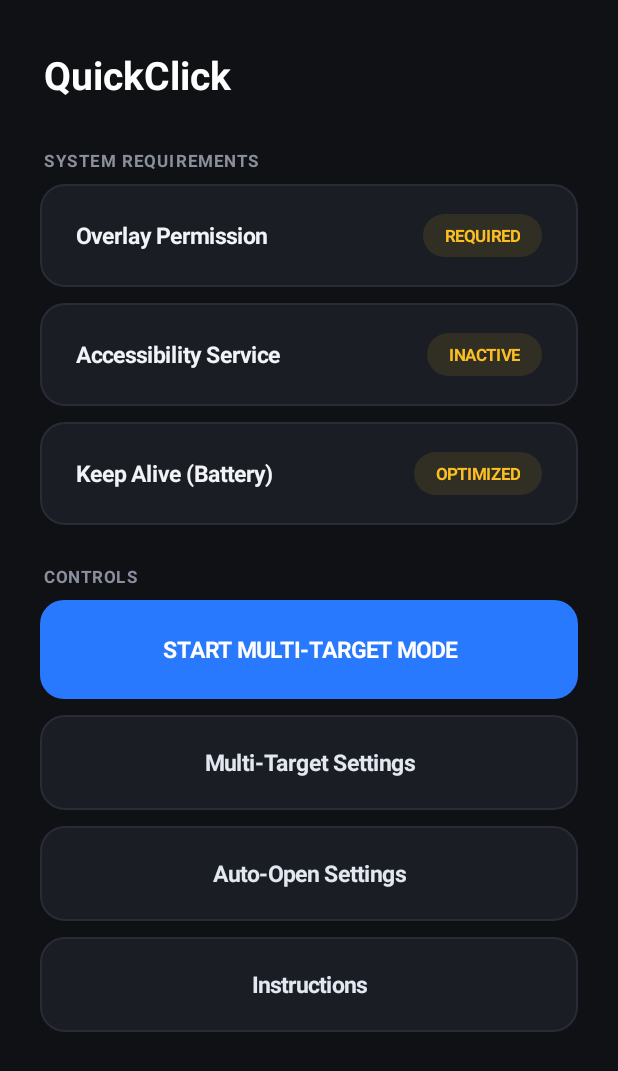
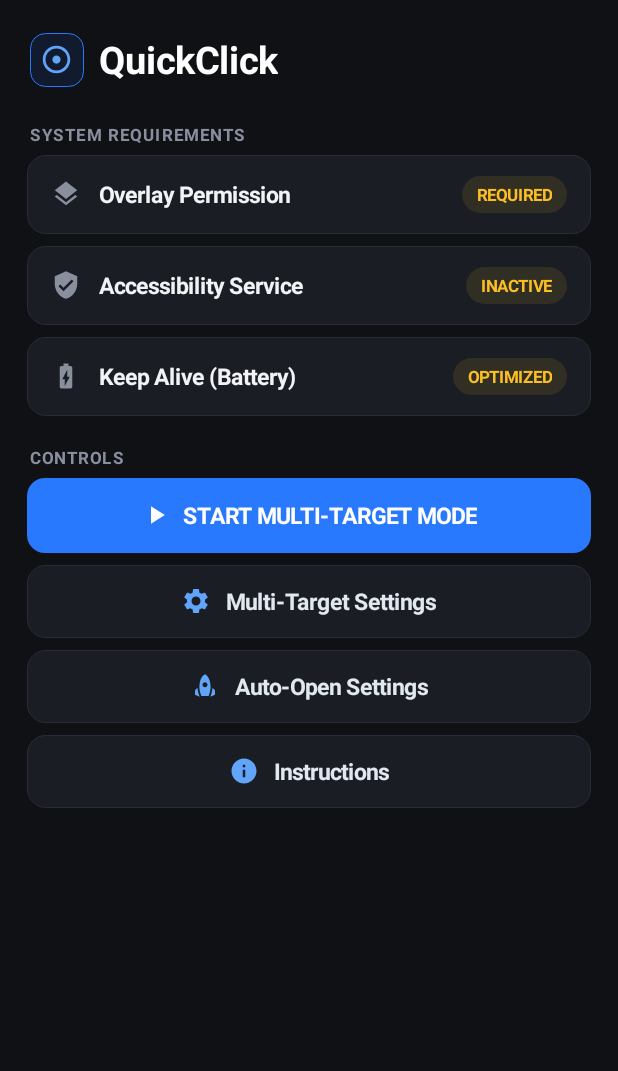
Before and after one commit to gwentale/QuickClick, an Android app: the screen it shows after launch (MainActivity), on a phone screen of 412 x 824 dp. Shown: the top 1071 px of the screen. Run offline under Robolectric (Android 15) with nearby library versions, the phone set to English and light mode, and no system bars.

Commit message:
Update MainActivity.kt

```diff
--- a/app/src/main/java/com/app/autoclicker/ui/MainActivity.kt
+++ b/app/src/main/java/com/app/autoclicker/ui/MainActivity.kt
@@ -3,6 +3,7 @@ package com.app.autoclicker.ui
 import android.Manifest
 import android.content.Intent
 import android.content.pm.PackageManager
+import android.content.res.ColorStateList
 import android.graphics.Color
 import android.graphics.Typeface
 import android.graphics.drawable.GradientDrawable
@@ -12,6 +13,7 @@ import android.os.Bundle
 import android.os.PowerManager
 import android.provider.Settings
 import android.view.Gravity
+import android.widget.ImageView
 import android.widget.LinearLayout
 import android.widget.ScrollView
 import android.widget.TextView
@@ -19,11 +21,15 @@ import android.widget.Toast
 import androidx.appcompat.app.AppCompatActivity
 import androidx.core.app.ActivityCompat
 import androidx.core.content.ContextCompat
+import com.app.autoclicker.R
 import com.app.autoclicker.service.AutoClickerService
 
 class MainActivity : AppCompatActivity() {
 
     private lateinit var rootContainer: LinearLayout
+
+    private fun Int.dp(): Int = (this * resources.displayMetrics.density).toInt()
+    private fun Float.dpF(): Float = this * resources.displayMetrics.density
 
     override fun onCreate(savedInstanceState: Bundle?) {
         super.onCreate(savedInstanceState)
@@ -35,7 +41,7 @@ class MainActivity : AppCompatActivity() {
 
         rootContainer = LinearLayout(this).apply {
             orientation = LinearLayout.VERTICAL
-            setPadding(40, 48, 40, 48)
+            setPadding(18.dp(), 22.dp(), 18.dp(), 24.dp())
         }
 
         scroll.addView(rootContainer)
@@ -71,18 +77,40 @@ class MainActivity : AppCompatActivity() {
     private fun renderUI() {
         rootContainer.removeAllViews()
 
-        rootContainer.addView(TextView(this).apply {
+        // App Header with Vector Logo
+        val headerRow = LinearLayout(this).apply {
+            orientation = LinearLayout.HORIZONTAL
+            gravity = Gravity.CENTER_VERTICAL
+            setPadding(2.dp(), 0, 0, 12.dp())
+        }
+        val logoBadge = LinearLayout(this).apply {
+            gravity = Gravity.CENTER
+            background = GradientDrawable().apply {
+                setColor(Color.parseColor("#1A2979FF"))
+                cornerRadius = 10f.dpF()
+                setStroke(1.dp(), Color.parseColor("#2979FF"))
+            }
+            layoutParams = LinearLayout.LayoutParams(36.dp(), 36.dp()).apply { rightMargin = 10.dp() }
+            addView(ImageView(this@MainActivity).apply {
+                setImageResource(R.drawable.ic_target)
+                imageTintList = ColorStateList.valueOf(Color.parseColor("#60A5FA"))
+                layoutParams = LinearLayout.LayoutParams(22.dp(), 22.dp())
+            })
+        }
+        headerRow.addView(logoBadge)
+        headerRow.addView(TextView(this).apply {
             text = "QuickClick"
-            textSize = 26f
+            textSize = 25f
             setTypeface(null, Typeface.BOLD)
             setTextColor(Color.WHITE)
-            setPadding(4, 0, 0, 24)
         })
+        rootContainer.addView(headerRow)
 
         addSectionLabel("SYSTEM REQUIREMENTS")
 
         val overlayGranted = Settings.canDrawOverlays(this)
         addStatusCard(
+            iconRes = R.drawable.ic_layers,
             title = "Overlay Permission",
             statusText = if (overlayGranted) "ACTIVE" else "REQUIRED",
             isActive = overlayGranted
@@ -96,6 +124,7 @@ class MainActivity : AppCompatActivity() {
 
         val accEnabled = isAccessibilityEnabled()
         addStatusCard(
+            iconRes = R.drawable.ic_shield,
             title = "Accessibility Service",
             statusText = if (accEnabled) "RUNNING" else "INACTIVE",
             isActive = accEnabled
@@ -105,6 +134,7 @@ class MainActivity : AppCompatActivity() {
 
         val batteryIgnored = isBatteryOptimizationIgnored()
         addStatusCard(
+            iconRes = R.drawable.ic_battery,
             title = "Keep Alive (Battery)",
             statusText = if (batteryIgnored) "UNRESTRICTED" else "OPTIMIZED",
             isActive = batteryIgnored
@@ -125,6 +155,7 @@ class MainActivity : AppCompatActivity() {
         val overlayActive = svc?.isOverlayShowing() == true
 
         addPrimaryButton(
+            iconRes = if (overlayActive) R.drawable.ic_pause else R.drawable.ic_play,
             label = if (overlayActive) "STOP MULTI-TARGET MODE" else "START MULTI-TARGET MODE",
             bgColor = if (overlayActive) "#DC2626" else "#2979FF"
         ) {
@@ -146,15 +177,15 @@ class MainActivity : AppCompatActivity() {
             }
         }
 
-        addSecondaryButton("Multi-Target Settings") {
+        addSecondaryButton(R.drawable.ic_settings, "Multi-Target Settings") {
             startActivity(Intent(this, SettingsActivity::class.java))
         }
 
-        addSecondaryButton("Auto-Open Settings") {
+        addSecondaryButton(R.drawable.ic_rocket, "Auto-Open Settings") {
             startActivity(Intent(this, AutoStartActivity::class.java))
         }
 
-        addSecondaryButton("Instructions") {
+        addSecondaryButton(R.drawable.ic_info, "Instructions") {
             startActivity(Intent(this, InstructionsActivity::class.java))
         }
     }
@@ -166,25 +197,33 @@ class MainActivity : AppCompatActivity() {
             letterSpacing = 0.1f
             setTypeface(null, Typeface.BOLD)
             setTextColor(Color.parseColor("#8A8F9E"))
-            setPadding(4, 24, 0, 12)
+            setPadding(2.dp(), 12.dp(), 0, 6.dp())
         })
     }
 
-    private fun addStatusCard(title: String, statusText: String, isActive: Boolean, onClick: () -> Unit) {
+    private fun addStatusCard(iconRes: Int, title: String, statusText: String, isActive: Boolean, onClick: () -> Unit) {
         val card = LinearLayout(this).apply {
             orientation = LinearLayout.HORIZONTAL
             gravity = Gravity.CENTER_VERTICAL
-            setPadding(36, 30, 36, 30)
+            setPadding(16.dp(), 14.dp(), 16.dp(), 14.dp())
             background = GradientDrawable().apply {
                 setColor(Color.parseColor("#1A1D24"))
-                cornerRadius = 24f
-                setStroke(2, Color.parseColor("#282C37"))
+                cornerRadius = 12f.dpF()
+                setStroke(1.dp(), Color.parseColor("#282C37"))
             }
             layoutParams = LinearLayout.LayoutParams(
                 LinearLayout.LayoutParams.MATCH_PARENT,
                 LinearLayout.LayoutParams.WRAP_CONTENT
-            ).apply { bottomMargin = 16 }
+            ).apply { bottomMargin = 8.dp() }
             setOnClickListener { onClick() }
+        }
+
+        val ivIcon = ImageView(this).apply {
+            setImageResource(iconRes)
+            imageTintList = ColorStateList.valueOf(
+                if (isActive) Color.parseColor("#34D399") else Color.parseColor("#8A8F9E")
+            )
+            layoutParams = LinearLayout.LayoutParams(20.dp(), 20.dp()).apply { rightMargin = 12.dp() }
         }
 
         val tvTitle = TextView(this).apply {
@@ -200,58 +239,81 @@ class MainActivity : AppCompatActivity() {
             textSize = 11f
             setTypeface(null, Typeface.BOLD)
             setTextColor(if (isActive) Color.parseColor("#34D399") else Color.parseColor("#FBBF24"))
-            setPadding(22, 10, 22, 10)
+            setPadding(10.dp(), 5.dp(), 10.dp(), 5.dp())
             background = GradientDrawable().apply {
                 setColor(if (isActive) Color.parseColor("#1A34D399") else Color.parseColor("#1AFBBF24"))
-                cornerRadius = 100f
+                cornerRadius = 50f.dpF()
             }
         }
 
+        card.addView(ivIcon)
         card.addView(tvTitle)
         card.addView(badge)
         rootContainer.addView(card)
     }
 
-    private fun addPrimaryButton(label: String, bgColor: String, onClick: () -> Unit) {
-        val btn = TextView(this).apply {
+    private fun addPrimaryButton(iconRes: Int, label: String, bgColor: String, onClick: () -> Unit) {
+        val btn = LinearLayout(this).apply {
+            orientation = LinearLayout.HORIZONTAL
+            gravity = Gravity.CENTER
+            setPadding(16.dp(), 15.dp(), 16.dp(), 15.dp())
+            background = GradientDrawable().apply {
+                setColor(Color.parseColor(bgColor))
+                cornerRadius = 12f.dpF()
+            }
+            layoutParams = LinearLayout.LayoutParams(
+                LinearLayout.LayoutParams.MATCH_PARENT,
+                LinearLayout.LayoutParams.WRAP_CONTENT
+            ).apply { bottomMargin = 8.dp() }
+            setOnClickListener { onClick() }
+        }
+
+        btn.addView(ImageView(this).apply {
+            setImageResource(iconRes)
+            imageTintList = ColorStateList.valueOf(Color.WHITE)
+            layoutParams = LinearLayout.LayoutParams(20.dp(), 20.dp()).apply { rightMargin = 8.dp() }
+        })
+
+        btn.addView(TextView(this).apply {
             text = label
             textSize = 15f
             setTypeface(null, Typeface.BOLD)
             setTextColor(Color.WHITE)
+        })
+
+        rootContainer.addView(btn)
+    }
+
+    private fun addSecondaryButton(iconRes: Int, label: String, onClick: () -> Unit) {
+        val btn = LinearLayout(this).apply {
+            orientation = LinearLayout.HORIZONTAL
             gravity = Gravity.CENTER
-            setPadding(36, 34, 36, 34)
+            setPadding(16.dp(), 14.dp(), 16.dp(), 14.dp())
             background = GradientDrawable().apply {
-                setColor(Color.parseColor(bgColor))
-                cornerRadius = 24f
+                setColor(Color.parseColor("#1A1D24"))
+                cornerRadius = 12f.dpF()
+                setStroke(1.dp(), Color.parseColor("#282C37"))
             }
             layoutParams = LinearLayout.LayoutParams(
                 LinearLayout.LayoutParams.MATCH_PARENT,
                 LinearLayout.LayoutParams.WRAP_CONTENT
-            ).apply { bottomMargin = 16 }
+            ).apply { bottomMargin = 8.dp() }
             setOnClickListener { onClick() }
         }
-        rootContainer.addView(btn)
-    }
 
-    private fun addSecondaryButton(label: String, onClick: () -> Unit) {
-        val btn = TextView(this).apply {
+        btn.addView(ImageView(this).apply {
+            setImageResource(iconRes)
+            imageTintList = ColorStateList.valueOf(Color.parseColor("#60A5FA"))
+            layoutParams = LinearLayout.LayoutParams(20.dp(), 20.dp()).apply { rightMargin = 10.dp() }
+        })
+
+        btn.addView(TextView(this).apply {
             text = label
             textSize = 15f
             setTypeface(null, Typeface.BOLD)
             setTextColor(Color.parseColor("#E2E8F0"))
-            gravity = Gravity.CENTER
-            setPadding(36, 32, 36, 32)
-            background = GradientDrawable().apply {
-                setColor(Color.parseColor("#1A1D24"))
-                cornerRadius = 24f
-                setStroke(2, Color.parseColor("#282C37"))
-            }
-            layoutParams = LinearLayout.LayoutParams(
-                LinearLayout.LayoutParams.MATCH_PARENT,
-                LinearLayout.LayoutParams.WRAP_CONTENT
-            ).apply { bottomMargin = 16 }
-            setOnClickListener { onClick() }
-        }
+        })
+
         rootContainer.addView(btn)
     }
 }
```
